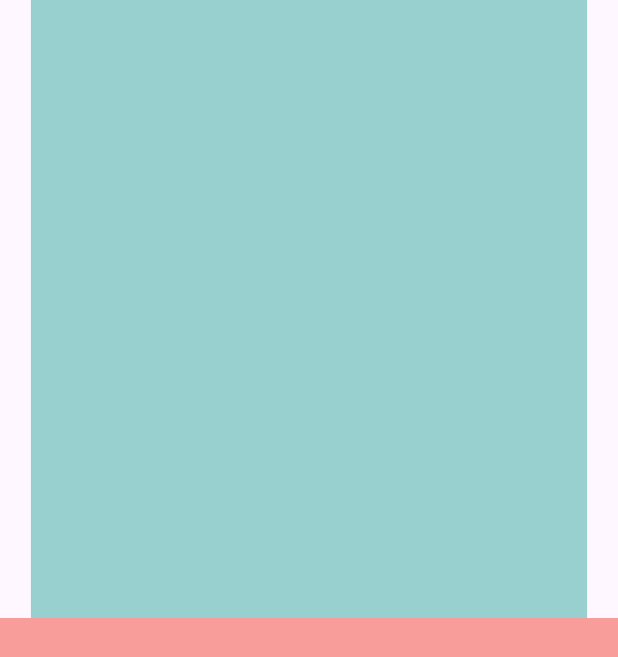
After one commit to MPLectures/batch_five_ui_practice, a Flutter app: the ScreenImpConcepts screen opened directly, on a phone screen of 412 x 824 dp. The commit adds this screen. Shown: the top 657 px of the screen. Run offline on Flutter 3.47's test engine with Material 3 defaults, Android fonts, the phone set to English and light mode, and no system bars.

```diff
--- /dev/null
+++ b/lib/helpers/constants.dart
@@ -0,0 +1,5 @@
+import 'dart:ui';
+
+class AppColors{
+  static const Color redColor = Color(0xffED1C24);
+}
--- a/lib/main.dart
+++ b/lib/main.dart
@@ -1,5 +1,6 @@
 import 'package:batch_five_ui_practice/views/screens/changing_images.dart';
 import 'package:batch_five_ui_practice/views/screens/screen_expanded_widget.dart';
+import 'package:batch_five_ui_practice/views/screens/screen_imp_cpmcepts.dart';
 import 'package:batch_five_ui_practice/views/screens/screen_login.dart';
 import 'package:batch_five_ui_practice/views/screens/screen_practice.dart';
 import 'package:batch_five_ui_practice/views/screens/screen_text_form_field.dart';
@@ -18,6 +19,7 @@ class MyApp extends StatelessWidget {
       // home: TextFormFieldScreen(),
       // home: ScreenExpandedWidget(),
       home: ScreenLogin(),
+      // home: ScreenImpConcepts(),
     );
 
   }
--- /dev/null
+++ b/lib/views/screens/screen_imp_cpmcepts.dart
@@ -0,0 +1,30 @@
+import 'package:flutter/material.dart';
+
+class ScreenImpConcepts extends StatelessWidget {
+  @override
+  Widget build(BuildContext context) {
+    double screenWidth = MediaQuery.of(context).size.width;
+    // double screenWidth = MediaQuery.sizeOf(context).width;
+    double screenHeight = MediaQuery.of(context).size.height;
+
+    return Scaffold(
+      body: Column(
+        children: [
+          Container(
+            width: screenWidth * 0.9,
+            height: screenHeight * 0.5,
+            // color: Colors.teal.shade900,
+            color: Colors.teal.withOpacity(0.4),
+          ),
+          Container(
+            color: Colors.red.withOpacity(0.5),
+            width: screenWidth,
+            height: screenHeight * 0.5,
+          ),
+        ],
+      ),
+    );
+  }
+}
+
+// 2 : 1
```
Also changed, not shown: lib/views/screens/screen_expanded_widget.dart (+18 -0 lines), lib/views/screens/screen_login.dart (+48 -10 lines).
